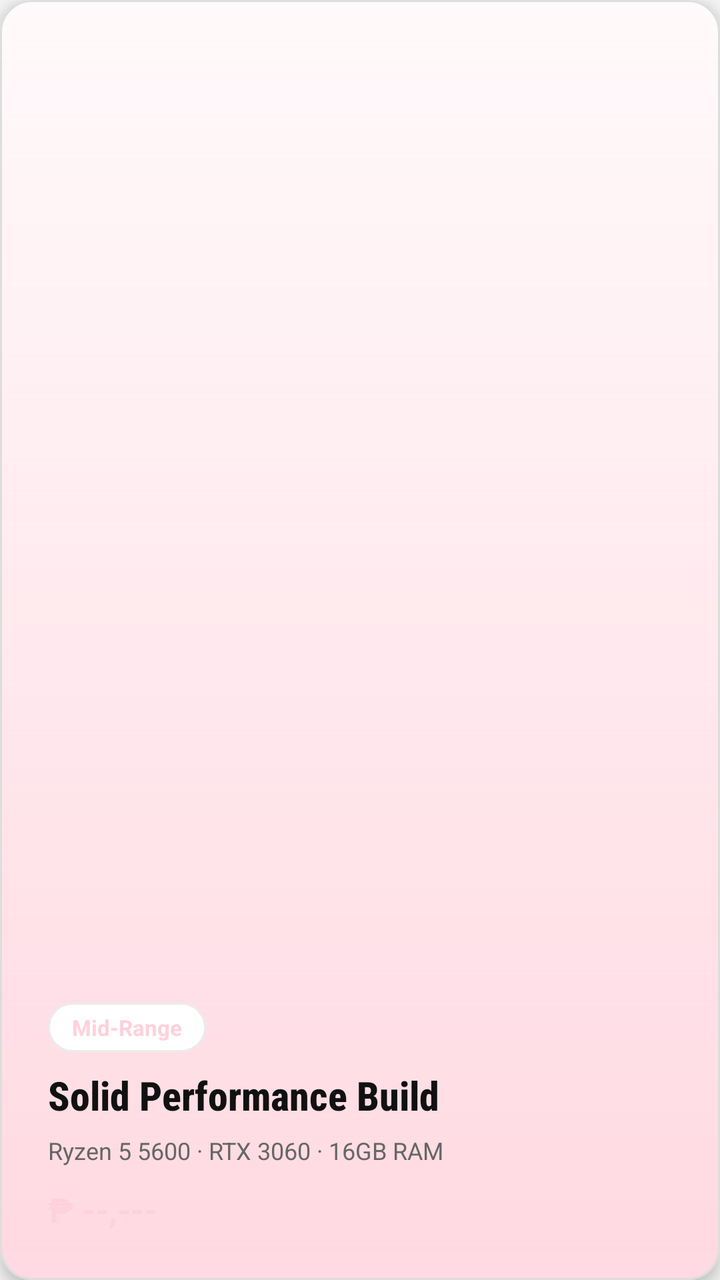
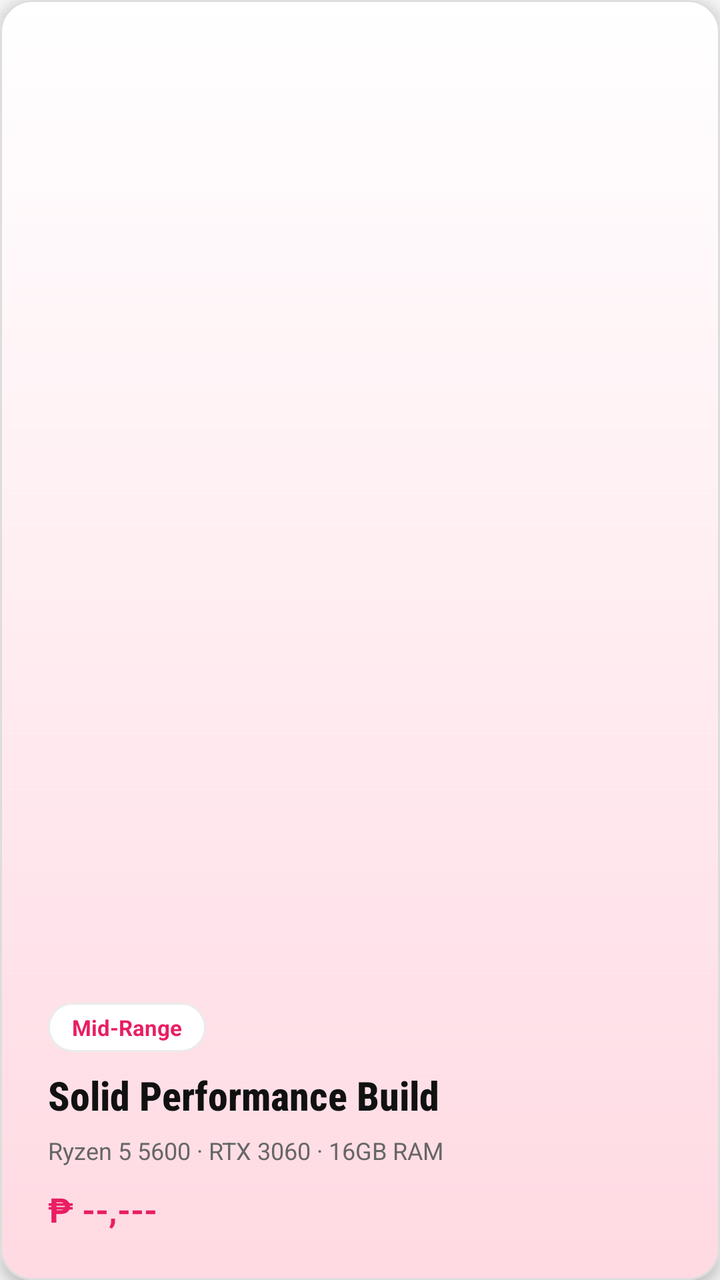

An Android layout rendered at two revisions. The XML below is the earlier revision; the diff shows what the commit changed to produce the second picture.
<!-- AndroidManifest.xml: application theme Theme.RigBuilder -->
<!-- res/layout/item_featured_card.xml -->
<?xml version="1.0" encoding="utf-8"?>
<com.google.android.material.card.MaterialCardView
    xmlns:android="http://schemas.android.com/apk/res/android"
    xmlns:app="http://schemas.android.com/apk/res-auto"
    android:layout_width="match_parent"
    android:layout_height="match_parent"
    app:cardCornerRadius="16dp"
    app:cardElevation="4dp"
    app:cardBackgroundColor="@color/rig_surface"
    android:layout_marginStart="12dp"
    android:layout_marginEnd="12dp"
    android:layout_marginTop="6dp"
    android:layout_marginBottom="6dp">

    <FrameLayout
        android:layout_width="match_parent"
        android:layout_height="match_parent">

        
        <View
            android:layout_width="match_parent"
            android:layout_height="match_parent"
            android:background="@drawable/featured_card_gradient" />

        <LinearLayout
            android:layout_width="match_parent"
            android:layout_height="match_parent"
            android:orientation="vertical"
            android:padding="24dp"
            android:gravity="bottom">

            
            <TextView
                android:id="@+id/card_tier_badge"
                android:layout_width="wrap_content"
                android:layout_height="wrap_content"
                android:layout_marginBottom="8dp"
                android:background="@drawable/home_card_bg"
                android:paddingHorizontal="12dp"
                android:paddingVertical="5dp"
                android:text="Mid-Range"
                android:textColor="@color/rig_red"
                android:textSize="11sp"
                android:textStyle="bold" />

            
            <TextView
                android:id="@+id/card_pc_name"
                android:layout_width="match_parent"
                android:layout_height="wrap_content"
                android:text="Solid Performance Build"
                android:textColor="@color/rig_white"
                android:textSize="20sp"
                android:textStyle="bold"
                android:fontFamily="sans-serif-condensed-medium" />

            
            <TextView
                android:id="@+id/card_spec_blurb"
                android:layout_width="match_parent"
                android:layout_height="wrap_content"
                android:layout_marginTop="6dp"
                android:text="Ryzen 5 5600 · RTX 3060 · 16GB RAM"
                android:textColor="@color/rig_gray"
                android:textSize="12sp"
                android:maxLines="2"
                android:ellipsize="end" />

            
            <TextView
                android:id="@+id/card_price"
                android:layout_width="wrap_content"
                android:layout_height="wrap_content"
                android:layout_marginTop="10dp"
                android:text="₱ --,---"
                android:textColor="@color/rig_red"
                android:textSize="17sp"
                android:textStyle="bold" />

        </LinearLayout>

    </FrameLayout>

</com.google.android.material.card.MaterialCardView>
<!-- resources referenced by this layout -->
<resources>
  <color name="rig_gray">#666666</color>
  <color name="rig_red">#FFD1DC</color>
  <color name="rig_surface">#FFFFFF</color>
  <color name="rig_white">#111111</color>
  <!-- drawable featured_card_gradient (drawable) -->
  <?xml version="1.0" encoding="utf-8"?>
  <shape xmlns:android="http://schemas.android.com/apk/res/android"
      android:shape="rectangle">
      <gradient
          android:type="linear"
          android:angle="270"
          android:startColor="#00F5F5F5"
          android:endColor="#D0FFD1DC" />
      <corners android:radius="16dp" />
  </shape>
  <!-- drawable home_card_bg (drawable) -->
  <?xml version="1.0" encoding="utf-8"?>
  <shape xmlns:android="http://schemas.android.com/apk/res/android"
      android:shape="rectangle">
      <solid android:color="#FFFFFF" />
      <corners android:radius="16dp" />
      <stroke
          android:width="1dp"
          android:color="#EBEBEB" />
  </shape>
  <style name="Theme.RigBuilder" parent="Theme.Material3.DayNight.NoActionBar">
          
          <item name="colorPrimary">@color/rig_red</item>
          <item name="colorOnPrimary">@color/rig_white</item>
          <item name="colorPrimaryContainer">@color/rig_red_dark</item>
          <item name="colorOnPrimaryContainer">@color/rig_white</item>
  
          
          <item name="colorSecondary">@color/rig_red_light</item>
          <item name="colorOnSecondary">@color/rig_white</item>
          <item name="colorSecondaryContainer">@color/rig_surface_variant</item>
          <item name="colorOnSecondaryContainer">@color/rig_white</item>
  
          
          <item name="android:colorBackground">@color/rig_black</item>
          <item name="colorOnBackground">@color/rig_white</item>
          <item name="colorSurface">@color/rig_surface</item>
          <item name="colorOnSurface">@color/rig_white</item>
          <item name="colorSurfaceVariant">@color/rig_surface_variant</item>
          <item name="colorOnSurfaceVariant">@color/rig_gray</item>
  
          
          <item name="colorError">@color/error_red</item>
          <item name="colorOnError">@color/rig_white</item>
  
          
          <item name="colorOutline">@color/rig_gray_dark</item>
          <item name="colorOutlineVariant">@color/outline_variant</item>
  
          
          <item name="android:statusBarColor">@color/rig_black</item>
          <item name="android:navigationBarColor">@color/rig_black</item>
          <item name="android:windowLightStatusBar">true</item>
      </style>
  <color name="rig_red_dark">#E5BBC6</color>
  <color name="rig_red_light">#FFE5EC</color>
  <color name="rig_surface_variant">#EBEBEB</color>
  <color name="rig_black">#F5F5F5</color>
  <color name="error_red">#E53935</color>
  <color name="rig_gray_dark">#444444</color>
  <color name="outline_variant">#DDDDDD</color>
</resources>

<!-- the commit's change to res/layout/item_featured_card.xml (unified diff, before → after) -->
@@ -7,10 +7,10 @@
     app:cardCornerRadius="16dp"
     app:cardElevation="4dp"
     app:cardBackgroundColor="@color/rig_surface"
-    android:layout_marginStart="12dp"
-    android:layout_marginEnd="12dp"
-    android:layout_marginTop="6dp"
-    android:layout_marginBottom="6dp">
+    android:layout_marginStart="22dp"
+    android:layout_marginEnd="22dp"
+    android:layout_marginTop="11dp"
+    android:layout_marginBottom="11dp">
 
     <FrameLayout
         android:layout_width="match_parent"
<!-- resource entries referenced after the edit -->
@@ -1,7 +1,7 @@
 <!-- resources referenced by this layout -->
 <resources>
   <color name="rig_gray">#666666</color>
-  <color name="rig_red">#FFD1DC</color>
+  <color name="rig_red">#E91E63</color>
   <color name="rig_surface">#FFFFFF</color>
   <color name="rig_white">#111111</color>
   <!-- drawable featured_card_gradient (drawable) -->
@@ -41,7 +41,7 @@
           
           <item name="android:colorBackground">@color/rig_black</item>
           <item name="colorOnBackground">@color/rig_white</item>
-          <item name="colorSurface">@color/rig_surface</item>
+          <item name="colorSurface">@color/rig_black</item>
           <item name="colorOnSurface">@color/rig_white</item>
           <item name="colorSurfaceVariant">@color/rig_surface_variant</item>
           <item name="colorOnSurfaceVariant">@color/rig_gray</item>
@@ -59,8 +59,8 @@
           <item name="android:navigationBarColor">@color/rig_black</item>
           <item name="android:windowLightStatusBar">true</item>
       </style>
-  <color name="rig_red_dark">#E5BBC6</color>
-  <color name="rig_red_light">#FFE5EC</color>
+  <color name="rig_red_dark">#C2185B</color>
+  <color name="rig_red_light">#F48FB1</color>
   <color name="rig_surface_variant">#EBEBEB</color>
   <color name="rig_black">#F5F5F5</color>
   <color name="error_red">#E53935</color>
